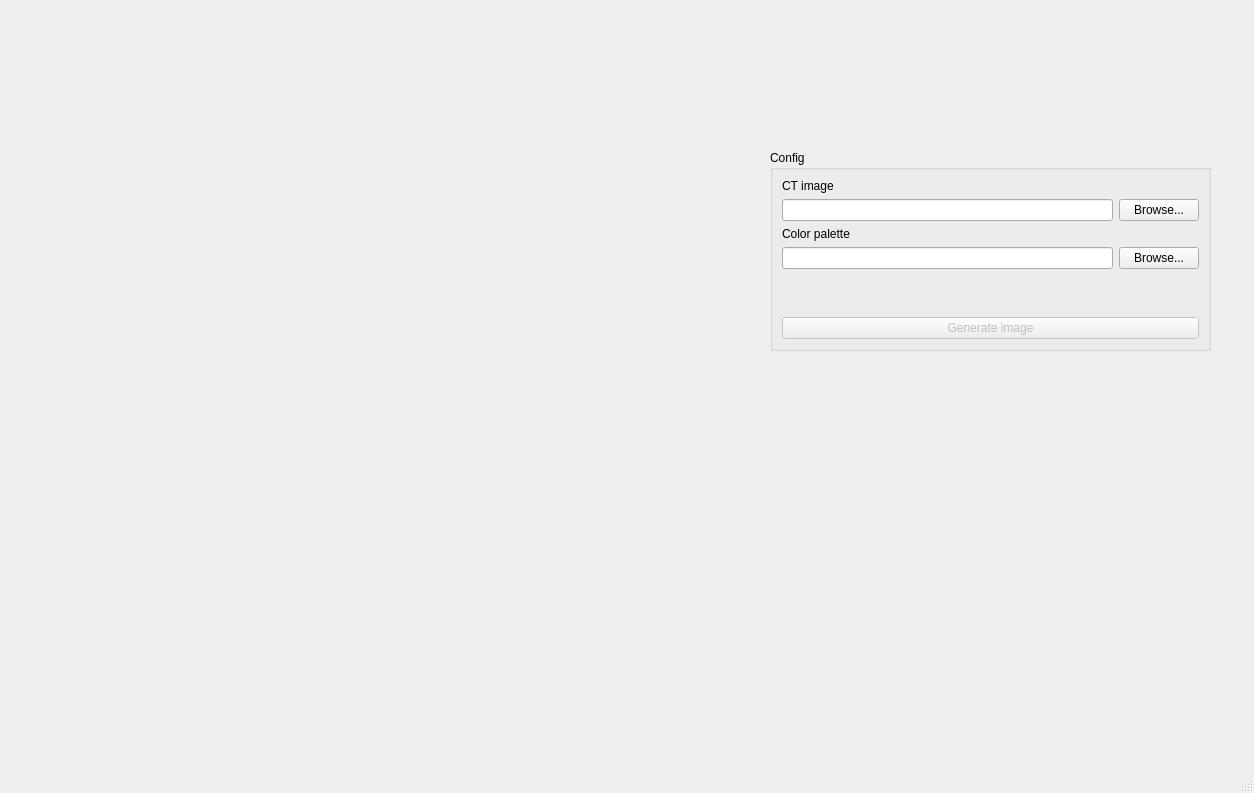
Old version of the form mainwindow.ui in the repository AlexBrence/CT_2.0.
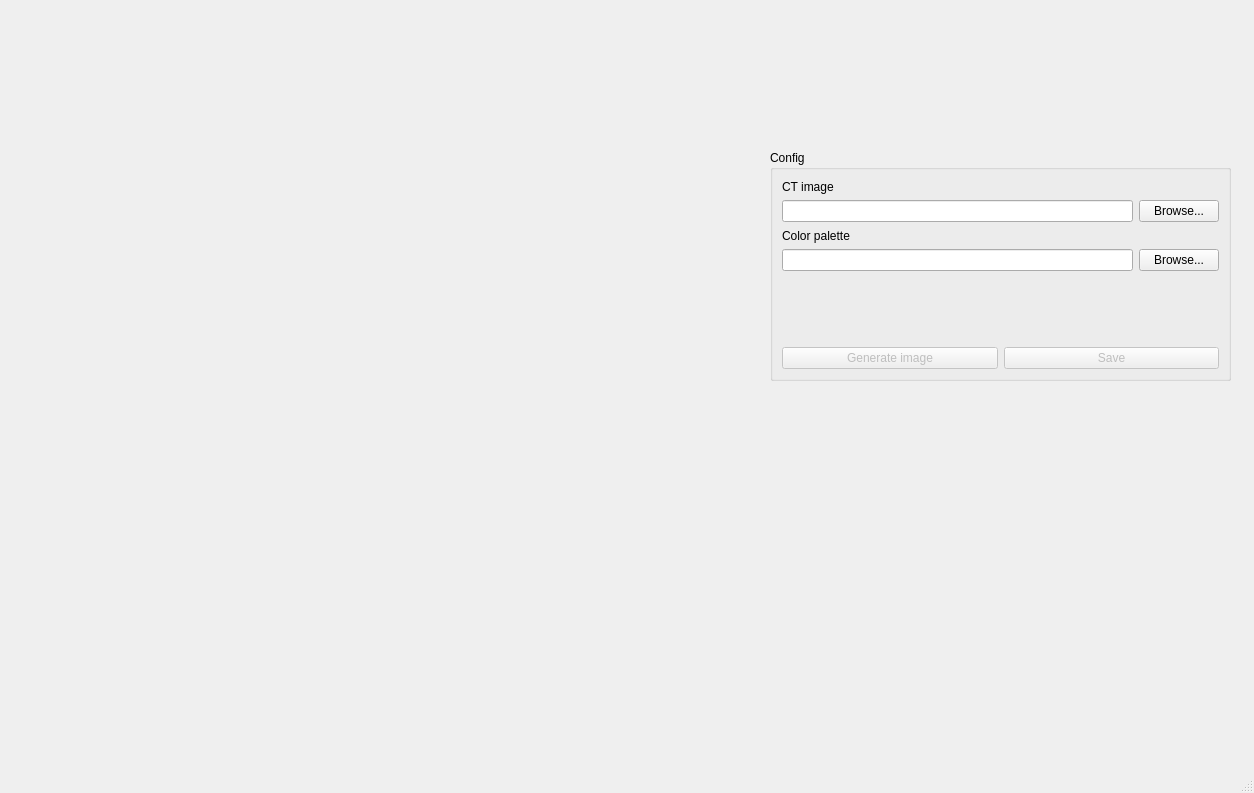
New version of the form. Custom widgets are drawn as their Qt base class.

```diff
--- a/mainwindow.ui
+++ b/mainwindow.ui
@@ -40,8 +40,8 @@
      <rect>
       <x>770</x>
       <y>150</y>
-      <width>441</width>
-      <height>201</height>
+      <width>461</width>
+      <height>231</height>
      </rect>
     </property>
     <property name="sizePolicy">
@@ -117,20 +117,11 @@
          </item>
         </layout>
        </item>
-       <item>
-        <spacer name="verticalSpacer">
-         <property name="orientation">
-          <enum>Qt::Vertical</enum>
-         </property>
-         <property name="sizeHint" stdset="0">
-          <size>
-           <width>20</width>
-           <height>40</height>
-          </size>
-         </property>
-        </spacer>
-       </item>
-       <item>
+      </layout>
+     </item>
+     <item row="1" column="0">
+      <layout class="QHBoxLayout" name="horizontalLayout_3">
+       <item alignment="Qt::AlignBottom">
         <widget class="QPushButton" name="pbGenerate">
          <property name="enabled">
           <bool>false</bool>
@@ -140,6 +131,16 @@
          </property>
         </widget>
        </item>
+       <item alignment="Qt::AlignBottom">
+        <widget class="QPushButton" name="pbSave">
+         <property name="enabled">
+          <bool>false</bool>
+         </property>
+         <property name="text">
+          <string>Save</string>
+         </property>
+        </widget>
+       </item>
       </layout>
      </item>
     </layout>
```
